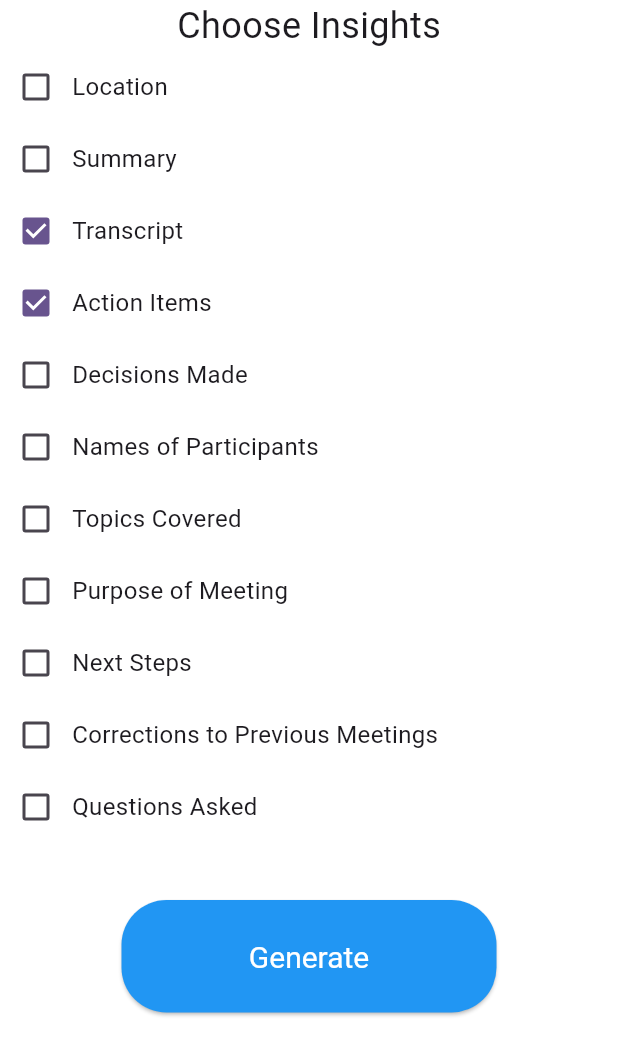
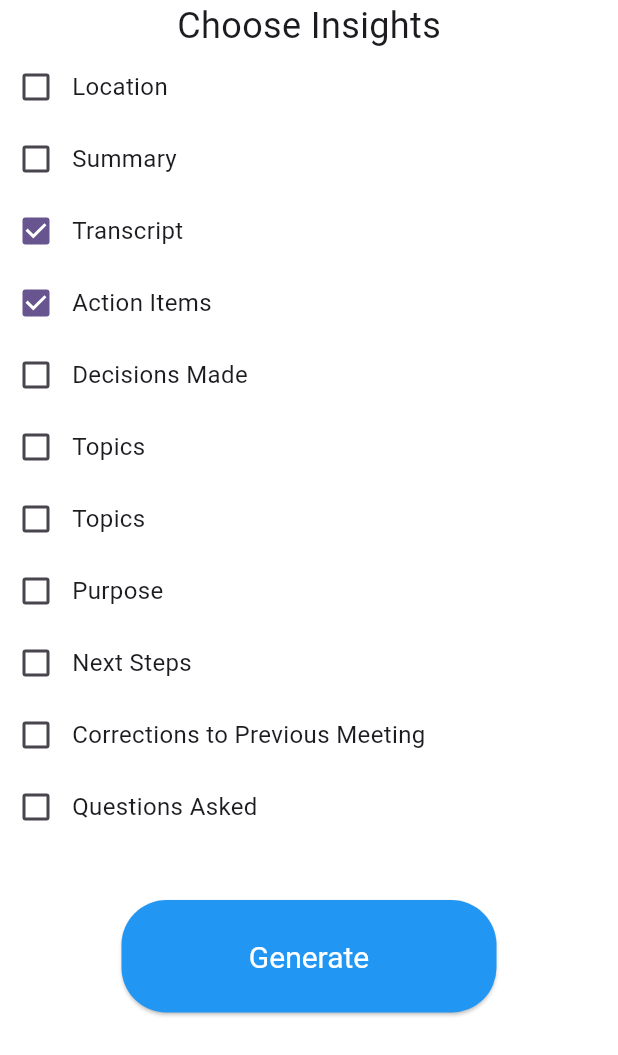
Before and after one commit to thejacobexpress/MeetingChauffeur, a Flutter app: the AddGenerationsPage widget shown alone on an empty page, opened directly, on a phone screen of 412 x 824 dp. Shown: the top 1055 px of the screen. Run offline on Flutter 3.47's test engine with Material 3 defaults, Android fonts, the phone set to English and light mode, and no system bars; our stand-ins replace dio, file_picker; missing offline and left inert: amplify_api, amplify_auth_cognito, amplify_flutter, amplify_storage_s3, aws_signature_v4, record.

Commit message:
Organize files and add GenerationType Enum

```diff
--- a/lib/AddGenerationsPage.dart
+++ /dev/null
@@ -1,101 +0,0 @@
-import 'package:flutter/material.dart';
-import 'package:meeting_summarizer_app/FinalizeSendPage.dart';
-import 'package:meeting_summarizer_app/widgets/GenerationOption.dart';
-import 'package:meeting_summarizer_app/BackendCalls.dart';
-import 'package:meeting_summarizer_app/HomePage.dart';
-
-class AddGenerationsPage extends StatefulWidget {
-  const AddGenerationsPage({super.key});
-
-  // This widget is the home page of your application. It is stateful, meaning
-  // that it has a State object (defined below) that contains fields that affect
-  // how it looks.
-
-  // This class is the configuration for the state. It holds the values (in this
-  // case the title) provided by the parent (in this case the App widget) and
-  // used by the build method of the State. Fields in a Widget subclass are
-  // always marked "final".
-
-  @override
-  State<AddGenerationsPage> createState() => _AddGenerationsPageState();
-}
-
-class _AddGenerationsPageState extends State<AddGenerationsPage> {
-
-  final Map<String, dynamic> json = {
-    'location': false, // not dealt with on server end
-    'summary': false,
-    'transcript': true,
-    'action': true,
-    'decisions': false,
-    'names': false,
-    'topics':false,
-    'purpose':false,
-    'next_steps':false,
-    'corrections':false,
-    'questions':false
-  };
-
-  void goToFinalizeSendPage(){
-    setState(() {
-      Navigator.of(context).push(MaterialPageRoute(builder: (context) => FinalizeSendPage(json: json)));
-    });
-  }
-
-  @override
-  Widget build(BuildContext context) {
-    return Material(child:
-      Column(
-        children: [
-          Padding(padding: EdgeInsets.fromLTRB(0, MediaQuery.paddingOf(context).top, 0, 0), child: Text("Choose Insights", style: TextStyle(fontSize: 24))),
-          SizedBox(
-            height: 550,
-            width: MediaQuery.of(context).size.width,
-            child: ListView(
-              shrinkWrap: true,
-              scrollDirection: Axis.vertical,
-              children: [
-                GenerationOption(value: json['location'], name: "Location", setValue: () => setState(() {json['location'] = !json['location'];})),
-                GenerationOption(value: json['summary'], name: "Summary", setValue: () => setState(() {json['Summary'] = !json['Summary'];})),
-                GenerationOption(value: json['transcript'], name: "Transcript", setValue: () => setState(() {json['transcript'] = !json['transcript'];})),
-                GenerationOption(value: json['action'], name: "Action Items", setValue: () => setState(() {json['action'] = !json['action'];})),
-                GenerationOption(value: json['decisions'], name: "Decisions Made", setValue: () => setState(() {json['decisions'] = !json['decisions'];})),
-                GenerationOption(value: json['names'], name: "Names of Participants", setValue: () => setState(() {json['names'] = !json['names'];})),
-                GenerationOption(value: json['topics'], name: "Topics Covered", setValue: () => setState(() {json['topics'] = !json['topics'];})),
-                GenerationOption(value: json['purpose'], name: "Purpose of Meeting", setValue: () => setState(() {json['purpose'] = !json['purpose'];})),
-                GenerationOption(value: json['next_steps'], name: "Next Steps", setValue: () => setState(() {json['next_steps'] = !json['next_steps'];})),
-                GenerationOption(value: json['corrections'], name: "Corrections to Previous Meetings", setValue: () => setState(() {json['corrections'] = !json['corrections'];})),
-                GenerationOption(value: json['questions'], name: "Questions Asked", setValue: () => setState(() {json['questions'] = !json['questions'];})),
-              ],
-            )
-          ),
-          Padding(
-            padding: EdgeInsets.all(16),
-            child: SizedBox(
-              width: 250,
-              height: 75,
-              child: ElevatedButton(
-                onPressed: () => {
-                  genListReady = false,
-                  genList.clear(),
-                  uploadWAVtoS3(recordingFilePaths.last, json),
-                  goToFinalizeSendPage()
-                }, // Assumes that the last WAV is the current WAV
-                style: ButtonStyle(
-                backgroundColor: MaterialStateProperty.all<Color>(Colors.blue),
-                padding: MaterialStateProperty.all<EdgeInsets>(EdgeInsets.all(20)),
-                textStyle: MaterialStateProperty.all<TextStyle>(TextStyle(fontSize: 20)),
-                shape: MaterialStateProperty.all<RoundedRectangleBorder>(
-                  RoundedRectangleBorder(
-                    borderRadius: BorderRadius.circular(30.0),
-                  ),
-                )),
-                child: Center(child: Text("Generate", style: TextStyle(color: Colors.white, fontSize: 20)))
-              ),
-            )
-          )
-        ]
-      )
-    );
-  }
-}
--- a/lib/BackendCalls.dart
+++ b/lib/BackendCalls.dart
@@ -10,13 +10,33 @@ import 'package:path_provider/path_provider.dart';
 
 import 'main.dart';
 
-import 'homePage.dart';
+import 'package:meeting_summarizer_app/main_sequence/homePage.dart';
 
 import 'dart:convert';
 import 'package:meeting_summarizer_app/widgets/Generation.dart';
 
 import 'package:aws_signature_v4/aws_signature_v4.dart';
 import 'package:dio/dio.dart';
+
+enum GenerationType {
+  LOCATION('location', "Location"),
+  SUMMARY('summary', "Summary"),
+  TRANSCRIPT('transcript', "Transcript"),
+  ACTION('action', "Action Items"),
+  DECISION('decisions', "Decisions Made"),
+  NAMES('names', "Topics"),
+  TOPICS('topics', "Topics"),
+  PURPOSE('purpose', "Purpose"),
+  NEXT_STEPS('next_steps', "Next Steps"),
+  CORRECTIONS('corrections', "Corrections to Previous Meeting"),
+  QUESTIONS('questions', "Questions Asked"),
+  NONE('none', "None");
+
+  const GenerationType(this.value, this.name);
+
+  final String name;
+  final String value;
+}
 
 Map<String, String> genList = {};
 bool genListReady = false;
@@ -145,7 +165,7 @@ void uploadWAVtoS3(String path, Map<String, dynamic> json) async {
             break;
           } on DioException catch (e) {
             retries++;
-            print("failed to upload. Trying again.");
+            print("failed to upload: $e");
           }
         }
         if(!uploadSucceeded) {
@@ -200,7 +220,7 @@ Future<Map<String, String>> retrieveFilesFromS3(Map<String, dynamic> json) async
   final appDocDir = await getApplicationDocumentsDirectory();
   var localDir;
   var serverDir;
-  var type;
+  GenerationType type = GenerationType.NONE;
   var canAddEntry = false;
 
   for(final entry in json.entries) {
@@ -210,7 +230,7 @@ Future<Map<String, String>> retrieveFilesFromS3(Map<String, dynamic> json) async
         if (entry.value) {
           localDir = Directory('${appDocDir.path}/summaries/');
           serverDir = 'public/summaries/${localAudioFileName.replaceAll('.WAV', '.txt')}';
-          type = "summary";
+          type = GenerationType.SUMMARY;
           if(localDir.existsSync()) {} else {
             localDir.create();
           }
@@ -220,7 +240,7 @@ Future<Map<String, String>> retrieveFilesFromS3(Map<String, dynamic> json) async
         if (entry.value) {
           localDir = Directory('${appDocDir.path}/transcriptions/');
           serverDir = 'public/transcriptions/${localAudioFileName.replaceAll('.WAV', '.txt')}';
-          type = "transcript";
+          type = GenerationType.TRANSCRIPT;
           if(localDir.existsSync()) {} else {
             localDir.create();
           }
@@ -230,7 +250,7 @@ Future<Map<String, String>> retrieveFilesFromS3(Map<String, dynamic> json) async
         if (entry.value) {
           localDir = Directory('${appDocDir.path}/action/');
           serverDir = 'public/action/${localAudioFileName.replaceAll('.WAV', '.txt')}';
-          type = "action";
+          type = GenerationType.ACTION;
           if(localDir.existsSync()) {} else {
             localDir.create();
           }
@@ -240,7 +260,7 @@ Future<Map<String, String>> retrieveFilesFromS3(Map<String, dynamic> json) async
         if (entry.value) {
           localDir = Directory('${appDocDir.path}/decisions/');
           serverDir = 'public/decisions/${localAudioFileName.replaceAll('.WAV', '.txt')}';
-          type = "decisions";
+          type = GenerationType.DECISION;
           if(localDir.existsSync()) {} else {
             localDir.create();
           }
@@ -250,7 +270,7 @@ Future<Map<String, String>> retrieveFilesFromS3(Map<String, dynamic> json) async
         if (entry.value) {
           localDir = Directory('${appDocDir.path}/names/');
           serverDir = 'public/names/${localAudioFileName.replaceAll('.WAV', '.txt')}';
-          type = "names";
+          type = GenerationType.NAMES;
           if(localDir.existsSync()) {} else {
             localDir.create();
           }
@@ -260,7 +280,7 @@ Future<Map<String, String>> retrieveFilesFromS3(Map<String, dynamic> json) async
         if (entry.value) {
           localDir = Directory('${appDocDir.path}/topics/');
           serverDir = 'public/topics/${localAudioFileName.replaceAll('.WAV', '.txt')}';
-          type = "topics";
+          type = GenerationType.TOPICS;
           if(localDir.existsSync()) {} else {
             localDir.create();
           }
@@ -270,7 +290,7 @@ Future<Map<String, String>> retrieveFilesFromS3(Map<String, dynamic> json) async
         if (entry.value) {
           localDir = Directory('${appDocDir.path}/purpose/');
           serverDir = 'public/purpose/${localAudioFileName.replaceAll('.WAV', '.txt')}';
-          type = "purpose";
+          type = GenerationType.PURPOSE;
           if(localDir.existsSync()) {} else {
             localDir.create();
           }
@@ -280,7 +300,7 @@ Future<Map<String, String>> retrieveFilesFromS3(Map<String, dynamic> json) async
         if (entry.value) {
           localDir = Directory('${appDocDir.path}/next_steps/');
           serverDir = 'public/next_steps/${localAudioFileName.replaceAll('.WAV', '.txt')}';
-          type = "next_steps";
+          type = GenerationType.NEXT_STEPS;
           if(localDir.existsSync()) {} else {
             localDir.create();
           }
@@ -290,7 +310,7 @@ Future<Map<String, String>> retrieveFilesFromS3(Map<String, dynamic> json) async
         if (entry.value) {
           localDir = Directory('${appDocDir.path}/corrections/');
           serverDir = 'public/corrections/${localAudioFileName.replaceAll('.WAV', '.txt')}';
-          type = "corrections";
+          type = GenerationType.CORRECTIONS;
           if(localDir.existsSync()) {} else {
             localDir.create();
           }
@@ -300,7 +320,7 @@ Future<Map<String, String>> retrieveFilesFromS3(Map<String, dynamic> json) async
         if (entry.value) {
           localDir = Directory('${appDocDir.path}/questions/');
           serverDir = 'public/questions/${localAudioFileName.replaceAll('.WAV', '.txt')}';
-          type = "questions";
+          type = GenerationType.QUESTIONS;
           if(localDir.existsSync()) {} else {
             localDir.create();
           }
@@ -309,7 +329,7 @@ Future<Map<String, String>> retrieveFilesFromS3(Map<String, dynamic> json) async
       }
 
     if(canAddEntry) {
-      genList['$type'] = await downloadFileContent(localDir.path, serverDir, type);
+      genList[type.value] = await downloadFileContent(localDir.path, serverDir, type.value);
     }
 
   }
--- a/lib/main.dart
+++ b/lib/main.dart
@@ -1,8 +1,8 @@
 import 'package:amplify_flutter/amplify_flutter.dart';
 import 'package:flutter/material.dart';
-import 'package:meeting_summarizer_app/AddRecipientsPage.dart';
+import 'package:meeting_summarizer_app/main_sequence/AddRecipientsPage.dart';
 
-import 'HomePage.dart';
+import 'main_sequence/HomePage.dart';
 import 'SendPage.dart';
 import 'MeetingsPage.dart';
 
--- /dev/null
+++ b/lib/main_sequence/AddGenerationsPage.dart
@@ -0,0 +1,101 @@
+import 'package:flutter/material.dart';
+import 'package:meeting_summarizer_app/main_sequence/FinalizeSendPage.dart';
+import 'package:meeting_summarizer_app/widgets/GenerationOption.dart';
+import 'package:meeting_summarizer_app/BackendCalls.dart';
+import 'package:meeting_summarizer_app/main_sequence/HomePage.dart';
+
+class AddGenerationsPage extends StatefulWidget {
+  const AddGenerationsPage({super.key});
+
+  // This widget is the home page of your application. It is stateful, meaning
+  // that it has a State object (defined below) that contains fields that affect
+  // how it looks.
+
+  // This class is the configuration for the state. It holds the values (in this
+  // case the title) provided by the parent (in this case the App widget) and
+  // used by the build method of the State. Fields in a Widget subclass are
+  // always marked "final".
+
+  @override
+  State<AddGenerationsPage> createState() => _AddGenerationsPageState();
+}
+
+class _AddGenerationsPageState extends State<AddGenerationsPage> {
+
+  final Map<String, dynamic> json = {
+    GenerationType.LOCATION.value: false, // not dealt with on server end
+    GenerationType.SUMMARY.value: false,
+    GenerationType.TRANSCRIPT.value: true,
+    GenerationType.ACTION.value: true,
+    GenerationType.DECISION.value: false,
+    GenerationType.NAMES.value: false,
+    GenerationType.TOPICS.value:false,
+    GenerationType.PURPOSE.value:false,
+    GenerationType.NEXT_STEPS.value:false,
+    GenerationType.CORRECTIONS.value:false,
+    GenerationType.QUESTIONS.value:false
+  };
+
+  void goToFinalizeSendPage(){
+    setState(() {
+      Navigator.of(context).push(MaterialPageRoute(builder: (context) => FinalizeSendPage(json: json)));
+    });
+  }
+
+  @override
+  Widget build(BuildContext context) {
+    return Material(child:
+      Column(
+        children: [
+          Padding(padding: EdgeInsets.fromLTRB(0, MediaQuery.paddingOf(context).top, 0, 0), child: Text("Choose Insights", style: TextStyle(fontSize: 24))),
+          SizedBox(
+            height: 550,
+            width: MediaQuery.of(context).size.width,
+            child: ListView(
+              shrinkWrap: true,
+              scrollDirection: Axis.vertical,
+              children: [
+                GenerationOption(value: json[GenerationType.LOCATION.value], name: GenerationType.LOCATION.name, setValue: () => setState(() {json[GenerationType.LOCATION.value] = !json[GenerationType.LOCATION.value];})),
+                GenerationOption(value: json[GenerationType.SUMMARY.value], name: GenerationType.SUMMARY.name, setValue: () => setState(() {json[GenerationType.SUMMARY.value] = !json[GenerationType.SUMMARY.value];})),
+                GenerationOption(value: json[GenerationType.TRANSCRIPT.value], name: GenerationType.TRANSCRIPT.name, setValue: () => setState(() {json[GenerationType.TRANSCRIPT.value] = !json[GenerationType.TRANSCRIPT.value];})),
+                GenerationOption(value: json[GenerationType.ACTION.value], name: GenerationType.ACTION.name, setValue: () => setState(() {json[GenerationType.ACTION.value] = !json[GenerationType.ACTION.value];})),
+                GenerationOption(value: json[GenerationType.DECISION.value], name: GenerationType.DECISION.name, setValue: () => setState(() {json[GenerationType.DECISION.value] = !json[GenerationType.DECISION.value];})),
+                GenerationOption(value: json[GenerationType.NAMES.value], name: GenerationType.NAMES.name, setValue: () => setState(() {json[GenerationType.NAMES.value] = !json[GenerationType.NAMES.value];})),
+                GenerationOption(value: json[GenerationType.TOPICS.value], name: GenerationType.TOPICS.name, setValue: () => setState(() {json[GenerationType.TOPICS.value] = !json[GenerationType.TOPICS.value];})),
+                GenerationOption(value: json[GenerationType.PURPOSE.value], name: GenerationType.PURPOSE.name, setValue: () => setState(() {json[GenerationType.PURPOSE.value] = !json[GenerationType.PURPOSE.value];})),
+                GenerationOption(value: json[GenerationType.NEXT_STEPS.value], name: GenerationType.NEXT_STEPS.name, setValue: () => setState(() {json[GenerationType.NEXT_STEPS.value] = !json[GenerationType.NEXT_STEPS.value];})),
+                GenerationOption(value: json[GenerationType.CORRECTIONS.value], name: GenerationType.CORRECTIONS.name, setValue: () => setState(() {json[GenerationType.CORRECTIONS.value] = !json[GenerationType.CORRECTIONS.value];})),
+                GenerationOption(value: json[GenerationType.QUESTIONS.value], name: GenerationType.QUESTIONS.name, setValue: () => setState(() {json[GenerationType.QUESTIONS.value] = !json[GenerationType.QUESTIONS.value];})),
+              ],
+            )
+          ),
+          Padding(
+            padding: EdgeInsets.all(16),
+            child: SizedBox(
+              width: 250,
+              height: 75,
+              child: ElevatedButton(
+                onPressed: () => {
+                  genListReady = false,
+                  genList.clear(),
+                  uploadWAVtoS3(recordingFilePaths.last, json),
+                  goToFinalizeSendPage()
+                }, // Assumes that the last WAV is the current WAV
+                style: ButtonStyle(
+                backgroundColor: MaterialStateProperty.all<Color>(Colors.blue),
+                padding: MaterialStateProperty.all<EdgeInsets>(EdgeInsets.all(20)),
+                textStyle: MaterialStateProperty.all<TextStyle>(TextStyle(fontSize: 20)),
+                shape: MaterialStateProperty.all<RoundedRectangleBorder>(
+                  RoundedRectangleBorder(
+                    borderRadius: BorderRadius.circular(30.0),
+                  ),
+                )),
+                child: Center(child: Text("Generate", style: TextStyle(color: Colors.white, fontSize: 20)))
+              ),
+            )
+          )
+        ]
+      )
+    );
+  }
+}
--- a/lib/AddRecipientsPage.dart
+++ b/lib/main_sequence/AddRecipientsPage.dart
@@ -1,7 +1,7 @@
 import 'package:flutter/material.dart';
 import 'package:meeting_summarizer_app/widgets/Group.dart';
 import 'package:meeting_summarizer_app/widgets/Individual.dart';
-import 'package:meeting_summarizer_app/AddGenerationsPage.dart';
+import 'package:meeting_summarizer_app/main_sequence/AddGenerationsPage.dart';
 
 class AddRecipientsPage extends StatefulWidget {
   const AddRecipientsPage({super.key});
--- a/lib/EmailSendingPage.dart
+++ b/lib/main_sequence/EmailSendingPage.dart
@@ -3,11 +3,11 @@ import 'dart:convert';
 import 'package:amplify_flutter/amplify_flutter.dart';
 import 'package:amplify_api/amplify_api.dart';
 import 'package:flutter/material.dart';
-import 'package:meeting_summarizer_app/HomePage.dart';
+import 'package:meeting_summarizer_app/main_sequence/HomePage.dart';
 import 'package:meeting_summarizer_app/widgets/Group.dart';
 import 'package:meeting_summarizer_app/widgets/Individual.dart';
-import 'package:meeting_summarizer_app/AddGenerationsPage.dart';
-import 'package:meeting_summarizer_app/FinalizeSendPage.dart';
+import 'package:meeting_summarizer_app/main_sequence/AddGenerationsPage.dart';
+import 'package:meeting_summarizer_app/main_sequence/FinalizeSendPage.dart';
 import 'dart:async';
 
 class EmailSendingPage extends StatefulWidget {
--- a/lib/FinalizeSendPage.dart
+++ b/lib/main_sequence/FinalizeSendPage.dart
@@ -1,7 +1,7 @@
 import 'package:amplify_flutter/amplify_flutter.dart';
 import 'package:flutter/material.dart';
 import 'package:meeting_summarizer_app/BackendCalls.dart';
-import 'package:meeting_summarizer_app/EmailSendingPage.dart';
+import 'package:meeting_summarizer_app/main_sequence/EmailSendingPage.dart';
 import 'package:meeting_summarizer_app/widgets/Generation.dart';
 
 Future<int> response = Future.value(0);
@@ -36,11 +36,12 @@ class _FinalizeSendPageState extends State<FinalizeSendPage> {
     });
   }
 
+  // Get a list of widgets(shows text generations) that reflect what the user chose to generate in previous page.
   List<Widget> getGenerations() {
-    List<Widget> widgetList =[];
-    for (final entry in widget.json.entries) {
+    List<Widget> widgetList = [];
+    for (final (index, entry) in widget.json.entries.indexed) {
       if(entry.value) {
-        widgetList.add(Generation(name: entry.key[0].toUpperCase(), genValue: entry.key));
+        widgetList.add(Generation(name: GenerationType.values[index].name, genValue: GenerationType.values[index].value));
       }
     }
     return widgetList;
--- a/lib/HomePage.dart
+++ b/lib/main_sequence/HomePage.dart
@@ -10,7 +10,7 @@ import 'package:record/record.dart';
 
 import 'package:amplify_flutter/amplify_flutter.dart';
 
-import 'AddRecipientsPage.dart';
+import 'package:meeting_summarizer_app/main_sequence/AddRecipientsPage.dart';
 
 var localAudioFileName;
 var filePath = "";
```
